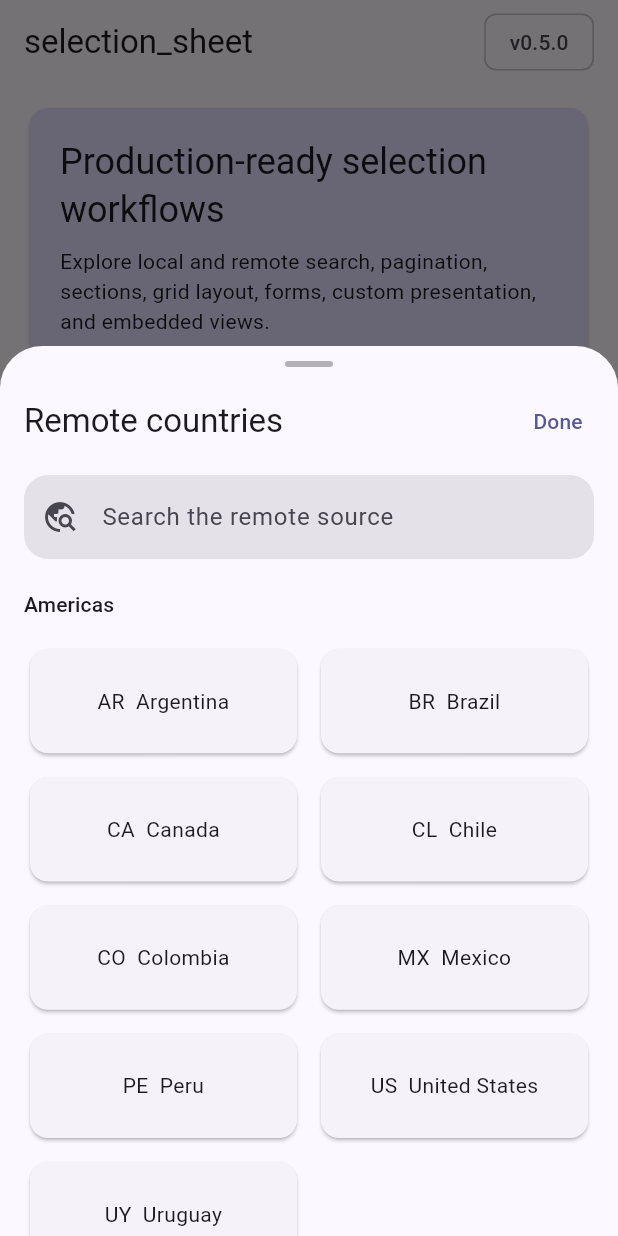
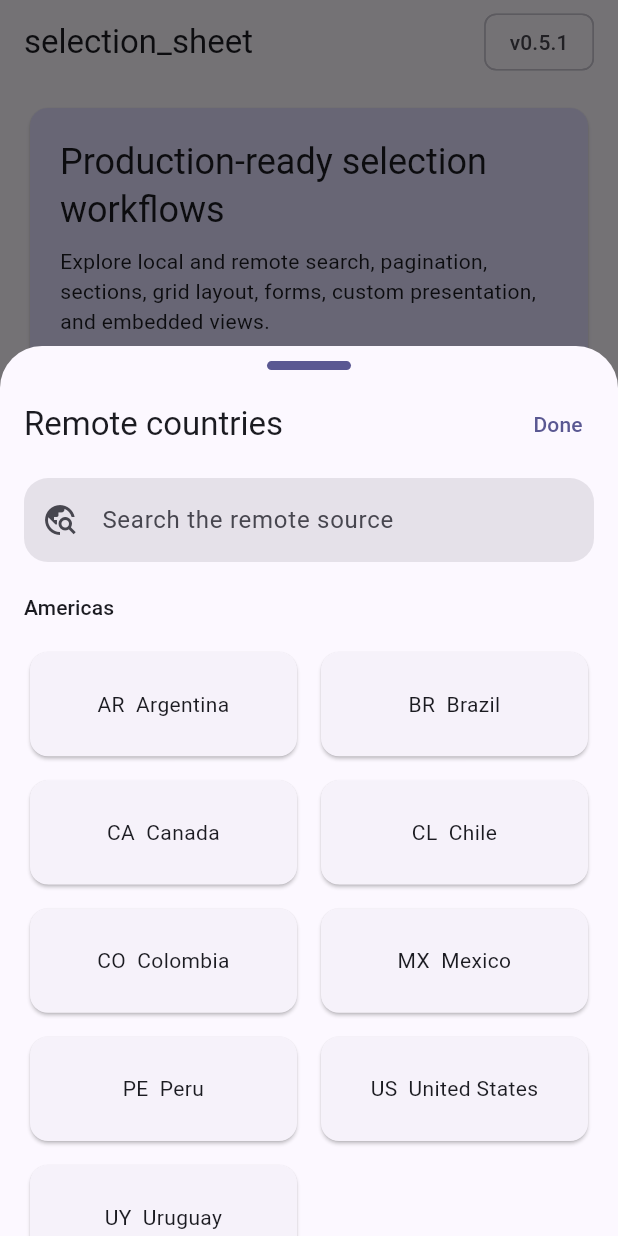
Before and after one commit to pinzarulab/selection_sheet, a Flutter app: the screen it shows after launch, after a tap on "Remote multi-select", on a phone screen of 412 x 824 dp. Run offline on Flutter 3.47's test engine with Material 3 defaults, Android fonts, the phone set to English and light mode, and no system bars.

Commit message:
Bump selection_sheet to version 0.5.1 with improvements including drag handle customization, sticky header fixes, and updated examples

```diff
--- a/example/lib/main.dart
+++ b/example/lib/main.dart
@@ -61,6 +61,20 @@ Widget _buildSearchField(
         ),
       );
     },
+  );
+}
+
+Widget _buildDragHandle(BuildContext context) {
+  return Center(
+    child: Container(
+      width: 56,
+      height: 6,
+      margin: const EdgeInsets.symmetric(vertical: 10),
+      decoration: BoxDecoration(
+        color: Theme.of(context).colorScheme.primary,
+        borderRadius: BorderRadius.circular(3),
+      ),
+    ),
   );
 }
 
@@ -167,6 +181,7 @@ class _CountryShowcasePageState extends State<CountryShowcasePage> {
   List<Country> embeddedCountries = const [
     Country('UA', 'Ukraine', 'Europe'),
   ];
+  int selectedPage = 0;
 
   @override
   Widget build(BuildContext context) {
@@ -176,11 +191,34 @@ class _CountryShowcasePageState extends State<CountryShowcasePage> {
         actions: const [
           Padding(
             padding: EdgeInsets.only(right: 16),
-            child: Center(child: Chip(label: Text('v0.5.0'))),
+            child: Center(child: Chip(label: Text('v0.5.1'))),
           ),
         ],
       ),
-      body: ListView(
+      body: selectedPage == 0 ? _buildOverview() : _buildEmbeddedView(),
+      bottomNavigationBar: NavigationBar(
+        selectedIndex: selectedPage,
+        onDestinationSelected: (index) {
+          setState(() => selectedPage = index);
+        },
+        destinations: const [
+          NavigationDestination(
+            icon: Icon(Icons.widgets_outlined),
+            selectedIcon: Icon(Icons.widgets),
+            label: 'Examples',
+          ),
+          NavigationDestination(
+            icon: Icon(Icons.dashboard_customize_outlined),
+            selectedIcon: Icon(Icons.dashboard_customize),
+            label: 'Embedded',
+          ),
+        ],
+      ),
+    );
+  }
+
+  Widget _buildOverview() {
+    return ListView(
       padding: const EdgeInsets.fromLTRB(16, 12, 16, 32),
       children: [
         const _IntroCard(),
@@ -202,8 +240,7 @@ class _CountryShowcasePageState extends State<CountryShowcasePage> {
             ),
             itemLabelBuilder: (country) => country.name,
             itemKeyBuilder: (country) => country.code,
-              validator: (country) =>
-                  country == null ? 'Choose a country' : null,
+            validator: (country) => country == null ? 'Choose a country' : null,
             onChanged: (country) => setState(() => formCountry = country),
           ),
         ),
@@ -234,16 +271,44 @@ class _CountryShowcasePageState extends State<CountryShowcasePage> {
             ],
           ),
         ),
-          const SizedBox(height: 16),
-          _ShowcaseCard(
-            icon: Icons.dashboard_customize_outlined,
-            title: 'Embedded SelectionSheetView',
-            badge: 'New in 0.5.0',
-            description:
-                'The complete selection workflow can now live inside any '
-                'page, panel, or dialog.',
-            child: SizedBox(
-              height: 460,
+      ],
+    );
+  }
+
+  Widget _buildEmbeddedView() {
+    return Padding(
+      padding: const EdgeInsets.fromLTRB(16, 12, 16, 16),
+      child: Column(
+        crossAxisAlignment: CrossAxisAlignment.start,
+        children: [
+          Row(
+            children: [
+              const Icon(Icons.dashboard_customize_outlined),
+              const SizedBox(width: 10),
+              Expanded(
+                child: Text(
+                  'Embedded SelectionSheetView',
+                  style: Theme.of(context).textTheme.titleLarge,
+                ),
+              ),
+              const Chip(
+                visualDensity: VisualDensity.compact,
+                label: Text('New in 0.5.0'),
+              ),
+            ],
+          ),
+          const SizedBox(height: 8),
+          const Text(
+            'A full-height embedded workflow avoids competing with a parent '
+            'vertical scroll view.',
+          ),
+          const SizedBox(height: 12),
+          Expanded(
+            child: ScrollConfiguration(
+              behavior: ScrollConfiguration.of(context).copyWith(
+                physics: const ClampingScrollPhysics(),
+                overscroll: false,
+              ),
               child: SelectionSheetView<Country>.multi(
                 items: countries,
                 initialSelection: embeddedCountries,
@@ -253,15 +318,16 @@ class _CountryShowcasePageState extends State<CountryShowcasePage> {
                 itemLabelBuilder: (country) => country.name,
                 itemKeyBuilder: (country) => country.code,
                 sectionBuilder: (country) => country.region,
+                theme: SelectionSheetTheme.of(
+                  context,
+                ).copyWith(contentPadding: EdgeInsets.zero),
                 onSelectionChanged: (selection) {
                   setState(() => embeddedCountries = selection);
                 },
                 onConfirmed: (selection) {
                   ScaffoldMessenger.of(context).showSnackBar(
                     SnackBar(
-                      content: Text(
-                        '${selection.length} countries confirmed',
-                      ),
+                      content: Text('${selection.length} countries confirmed'),
                     ),
                   );
                 },
@@ -308,6 +374,7 @@ class _CountryShowcasePageState extends State<CountryShowcasePage> {
         initialSelection: remoteCountries,
         hintText: 'Search the remote source',
         title: 'Remote countries',
+        dragHandleBuilder: _buildDragHandle,
       ),
       searchable: true,
       itemLabelBuilder: (country) => country.name,
@@ -404,14 +471,12 @@ class _ShowcaseCard extends StatelessWidget {
     required this.title,
     required this.description,
     required this.child,
-    this.badge,
   });
 
   final IconData icon;
   final String title;
   final String description;
   final Widget child;
-  final String? badge;
 
   @override
   Widget build(BuildContext context) {
@@ -431,11 +496,6 @@ class _ShowcaseCard extends StatelessWidget {
                     title,
                     style: Theme.of(context).textTheme.titleLarge,
                   ),
-                ),
-                if (badge case final label?)
-                  Chip(
-                    visualDensity: VisualDensity.compact,
-                    label: Text(label),
                 ),
               ],
             ),
--- a/lib/src/selection_sheet.dart
+++ b/lib/src/selection_sheet.dart
@@ -32,6 +32,8 @@ abstract final class SelectionSheet {
     SelectionSheetSectionLabelBuilder? sectionLabelBuilder,
     SelectionSheetSectionHeaderBuilder? sectionHeaderBuilder,
     bool stickySectionHeaders = true,
+    bool? showDragHandle,
+    SelectionSheetDragHandleBuilder? dragHandleBuilder,
     SelectionSheetLayout? layout,
     SliverGridDelegate? gridDelegate,
     SelectionSheetLoadingBuilder? loadingBuilder,
@@ -85,6 +87,8 @@ abstract final class SelectionSheet {
           sectionLabelBuilder: sectionLabelBuilder,
           sectionHeaderBuilder: sectionHeaderBuilder,
           stickySectionHeaders: stickySectionHeaders,
+          showDragHandle: showDragHandle ?? item?.showDragHandle,
+          dragHandleBuilder: dragHandleBuilder ?? item?.dragHandleBuilder,
           layout: layout ?? resolvedTheme.layout,
           gridDelegate: gridDelegate ?? resolvedTheme.gridDelegate,
           loadingBuilder: loadingBuilder,
@@ -129,6 +133,8 @@ abstract final class SelectionSheet {
     SelectionSheetSectionLabelBuilder? sectionLabelBuilder,
     SelectionSheetSectionHeaderBuilder? sectionHeaderBuilder,
     bool stickySectionHeaders = true,
+    bool? showDragHandle,
+    SelectionSheetDragHandleBuilder? dragHandleBuilder,
     SelectionSheetLayout? layout,
     SliverGridDelegate? gridDelegate,
     bool? showSelectedChips,
@@ -186,6 +192,8 @@ abstract final class SelectionSheet {
           sectionLabelBuilder: sectionLabelBuilder,
           sectionHeaderBuilder: sectionHeaderBuilder,
           stickySectionHeaders: stickySectionHeaders,
+          showDragHandle: showDragHandle ?? item?.showDragHandle,
+          dragHandleBuilder: dragHandleBuilder ?? item?.dragHandleBuilder,
           layout: layout ?? resolvedTheme.layout,
           gridDelegate: gridDelegate ?? resolvedTheme.gridDelegate,
           showSelectedChips:
--- a/lib/src/selection_sheet_form_field.dart
+++ b/lib/src/selection_sheet_form_field.dart
@@ -33,6 +33,8 @@ class SelectionSheetFormField<T> extends FormField<T> {
     SelectionItemKeyBuilder<T>? itemKeyBuilder,
     SelectionSheetSectionBuilder<T>? sectionBuilder,
     SelectionSheetSectionHeaderBuilder? sectionHeaderBuilder,
+    bool? showDragHandle,
+    SelectionSheetDragHandleBuilder? dragHandleBuilder,
     SelectionSheetLayout? layout,
     SliverGridDelegate? gridDelegate,
     SelectionSheetController? controller,
@@ -71,6 +73,8 @@ class SelectionSheetFormField<T> extends FormField<T> {
                 itemKeyBuilder: itemKeyBuilder,
                 sectionBuilder: sectionBuilder,
                 sectionHeaderBuilder: sectionHeaderBuilder,
+                showDragHandle: showDragHandle,
+                dragHandleBuilder: dragHandleBuilder,
                 layout: layout,
                 gridDelegate: gridDelegate,
                 controller: controller,
@@ -132,6 +136,8 @@ class SelectionSheetMultiFormField<T> extends FormField<List<T>> {
     SelectionItemKeyBuilder<T>? itemKeyBuilder,
     SelectionSheetSectionBuilder<T>? sectionBuilder,
     SelectionSheetSectionHeaderBuilder? sectionHeaderBuilder,
+    bool? showDragHandle,
+    SelectionSheetDragHandleBuilder? dragHandleBuilder,
     SelectionSheetLayout? layout,
     SliverGridDelegate? gridDelegate,
     bool? showSelectedChips,
@@ -176,6 +182,8 @@ class SelectionSheetMultiFormField<T> extends FormField<List<T>> {
                 itemKeyBuilder: itemKeyBuilder,
                 sectionBuilder: sectionBuilder,
                 sectionHeaderBuilder: sectionHeaderBuilder,
+                showDragHandle: showDragHandle,
+                dragHandleBuilder: dragHandleBuilder,
                 layout: layout,
                 gridDelegate: gridDelegate,
                 showSelectedChips: showSelectedChips,
--- a/lib/src/selection_sheet_theme.dart
+++ b/lib/src/selection_sheet_theme.dart
@@ -50,6 +50,7 @@ class SelectionSheetThemeData {
     this.searchPadding = const EdgeInsets.fromLTRB(16, 8, 16, 8),
     this.searchDebounceDuration = const Duration(milliseconds: 300),
     this.searchFieldBuilder,
+    this.dragHandleBuilder,
     this.itemBuilder,
     this.sectionHeaderBuilder,
     this.loadingBuilder,
@@ -131,6 +132,9 @@ class SelectionSheetThemeData {
 
   /// Optional application-wide search input.
   final SelectionSheetSearchFieldBuilder? searchFieldBuilder;
+
+  /// Optional application-wide drag handle.
+  final SelectionSheetDragHandleBuilder? dragHandleBuilder;
 
   /// Optional application-wide item renderer.
   final SelectionSheetGlobalItemBuilder? itemBuilder;
@@ -214,6 +218,8 @@ class SelectionSheetThemeData {
     Duration? searchDebounceDuration,
     SelectionSheetSearchFieldBuilder? searchFieldBuilder,
     bool clearSearchFieldBuilder = false,
+    SelectionSheetDragHandleBuilder? dragHandleBuilder,
+    bool clearDragHandleBuilder = false,
     SelectionSheetGlobalItemBuilder? itemBuilder,
     bool clearItemBuilder = false,
     SelectionSheetSectionHeaderBuilder? sectionHeaderBuilder,
@@ -254,6 +260,9 @@ class SelectionSheetThemeData {
       searchFieldBuilder: clearSearchFieldBuilder
           ? null
           : searchFieldBuilder ?? this.searchFieldBuilder,
+      dragHandleBuilder: clearDragHandleBuilder
+          ? null
+          : dragHandleBuilder ?? this.dragHandleBuilder,
       itemBuilder: clearItemBuilder ? null : itemBuilder ?? this.itemBuilder,
       sectionHeaderBuilder: clearSectionHeaderBuilder
           ? null
@@ -296,6 +305,7 @@ class SelectionSheetThemeData {
             other.searchPadding == searchPadding &&
             other.searchDebounceDuration == searchDebounceDuration &&
             other.searchFieldBuilder == searchFieldBuilder &&
+            other.dragHandleBuilder == dragHandleBuilder &&
             other.itemBuilder == itemBuilder &&
             other.sectionHeaderBuilder == sectionHeaderBuilder &&
             other.loadingBuilder == loadingBuilder &&
@@ -333,6 +343,7 @@ class SelectionSheetThemeData {
         searchPadding,
         searchDebounceDuration,
         searchFieldBuilder,
+        dragHandleBuilder,
         itemBuilder,
         sectionHeaderBuilder,
         loadingBuilder,
--- a/lib/src/selection_sheet_types.dart
+++ b/lib/src/selection_sheet_types.dart
@@ -20,6 +20,11 @@ typedef SelectionItemKeyBuilder<T> = Object Function(T item);
 typedef SelectionSheetSearchFieldBuilder = Widget Function(
   BuildContext context,
   SelectionSheetSearchFieldData search,
+);
+
+/// Builds a custom drag handle for a selection sheet.
+typedef SelectionSheetDragHandleBuilder = Widget Function(
+  BuildContext context,
 );
 
 /// Loads one page of remote items.
@@ -94,6 +99,8 @@ class SelectionSheetViewItem<T> {
     this.initialSelection,
     this.hintText,
     this.title,
+    this.showDragHandle,
+    this.dragHandleBuilder,
   }) : assert(pageSize == null || pageSize > 0);
 
   /// Local items, mutually exclusive with [loadItems] after resolution.
@@ -116,6 +123,12 @@ class SelectionSheetViewItem<T> {
 
   /// Sheet title.
   final String? title;
+
+  /// Whether a modal sheet displays its drag handle.
+  final bool? showDragHandle;
+
+  /// Custom drag handle displayed by a modal sheet.
+  final SelectionSheetDragHandleBuilder? dragHandleBuilder;
 }
 
 /// A request passed to a remote [SelectionSheetPageLoader].
--- a/lib/src/selection_sheet_view.dart
+++ b/lib/src/selection_sheet_view.dart
@@ -59,6 +59,8 @@ class SelectionSheetView<T> extends StatefulWidget {
     this.sectionLabelBuilder,
     this.sectionHeaderBuilder,
     this.stickySectionHeaders = true,
+    this.showDragHandle,
+    this.dragHandleBuilder,
     this.layout,
     this.gridDelegate,
     this.enablePullToRefresh = true,
@@ -104,6 +106,8 @@ class SelectionSheetView<T> extends StatefulWidget {
     this.sectionLabelBuilder,
     this.sectionHeaderBuilder,
     this.stickySectionHeaders = true,
+    this.showDragHandle,
+    this.dragHandleBuilder,
     this.layout,
     this.gridDelegate,
     this.showSelectedChips,
@@ -147,6 +151,8 @@ class SelectionSheetView<T> extends StatefulWidget {
   final SelectionSheetSectionLabelBuilder? sectionLabelBuilder;
   final SelectionSheetSectionHeaderBuilder? sectionHeaderBuilder;
   final bool stickySectionHeaders;
+  final bool? showDragHandle;
+  final SelectionSheetDragHandleBuilder? dragHandleBuilder;
   final SelectionSheetLayout? layout;
   final SliverGridDelegate? gridDelegate;
   final bool? showSelectedChips;
@@ -211,6 +217,11 @@ class _SelectionSheetViewState<T> extends State<SelectionSheetView<T>> {
 
   bool get _showSelectedChips =>
       widget.showSelectedChips ?? _theme.showSelectedChips;
+
+  bool get _showDragHandle =>
+      widget.showDragHandle ??
+      widget.dragHandleBuilder != null ||
+          (widget.popOnComplete ? _theme.showDragHandle : false);
 
   @override
   void initState() {
@@ -529,7 +540,9 @@ class _SelectionSheetViewState<T> extends State<SelectionSheetView<T>> {
           top: false,
           child: Column(
             children: [
-              if (theme.showDragHandle)
+              if (_showDragHandle)
+                (widget.dragHandleBuilder ?? theme.dragHandleBuilder)
+                        ?.call(context) ??
                     _DragHandle(color: theme.dragHandleColor),
               _buildHeader(context),
               if (widget.searchable || widget.searchFieldBuilder != null)
@@ -738,6 +751,8 @@ class _SelectionSheetViewState<T> extends State<SelectionSheetView<T>> {
     } else {
       for (final section in _groupItems(items)) {
         slivers.add(
+          SliverMainAxisGroup(
+            slivers: [
               SliverPersistentHeader(
                 pinned: widget.stickySectionHeaders,
                 delegate: _SectionHeaderDelegate(
@@ -745,11 +760,14 @@ class _SelectionSheetViewState<T> extends State<SelectionSheetView<T>> {
                   child: _buildSectionHeader(context, section),
                 ),
               ),
-        );
-        slivers.add(
               SliverPadding(
                 padding: _theme.itemPadding,
-            sliver: _buildItemSliver(section.items, applyItemPadding: false),
+                sliver: _buildItemSliver(
+                  section.items,
+                  applyItemPadding: false,
+                ),
+              ),
+            ],
           ),
         );
       }
--- a/pubspec.yaml
+++ b/pubspec.yaml
@@ -1,6 +1,6 @@
 name: selection_sheet
 description: "A production-ready adaptive selection workflow for Flutter."
-version: 0.5.0
+version: 0.5.1
 repository: https://github.com/pinzarulab/selection_sheet
 
 topics:
```
Also changed, not shown: example/pubspec.lock, 5 other files. Lines whose indentation alone changed are shown as unchanged.
